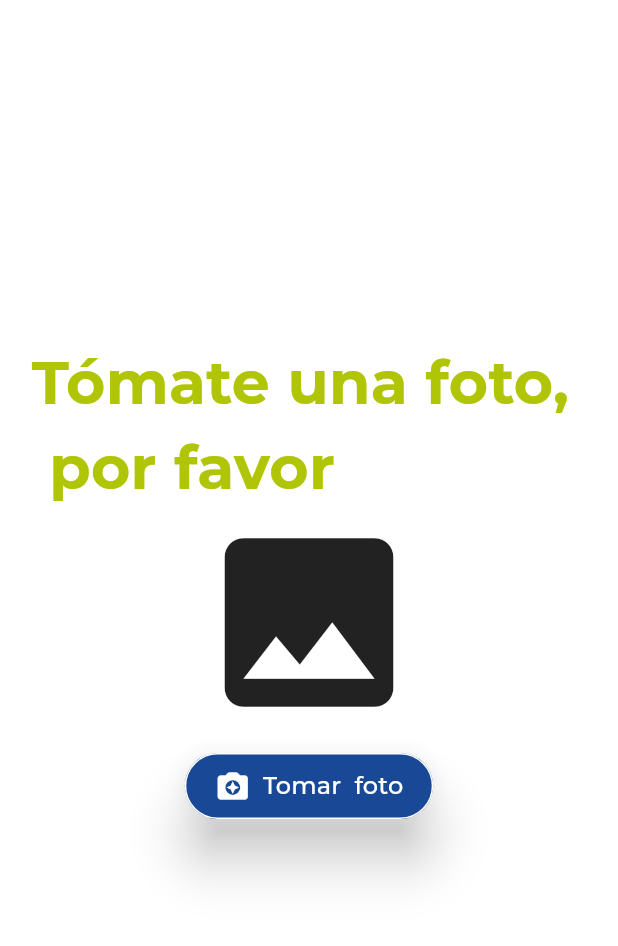
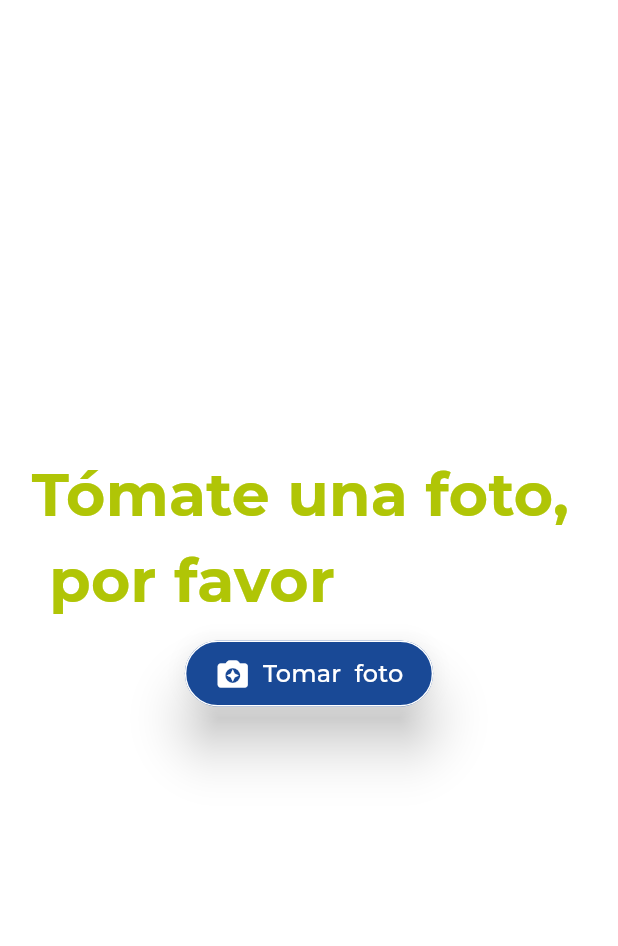
Before and after one commit to Kcaizaguano/OscusExpress, a Flutter app: the TomarFotografiaScreen screen opened by its route, on a phone screen of 412 x 824 dp, the part 72-1018 px from its top. Run offline on Flutter 3.47's test engine with Material 3 defaults, Android fonts, the phone set to English and light mode, and no system bars; our stand-ins replace flutter_dotenv, flutter_riverpod, go_router, image_picker; missing offline and left inert: amplify_auth_cognito, amplify_authenticator, amplify_flutter; project files that could hold a hidden picture were left out; key blocks and very long unbroken strings in the code were emptied for the run.

Commit message:
modulo prueba de  vida 1

```diff
--- a/lib/presentacion/screens/validacionUsuarios/inicio_register_screen.dart
+++ b/lib/presentacion/screens/validacionUsuarios/inicio_register_screen.dart
@@ -54,6 +54,8 @@ class InicioRegisterScreen extends ConsumerWidget {
                       codigoDactilar;
                   // Ejemplo de navegación
                   state.changeStep(AuthenticatorStep.signUp);
+                  context.pop();
+                  //context.go('/inicio-registro');
                   context.pushNamed(TomarFotografiaScreen.nombre);
                 },
                 child: const Text('Continuar'),
--- a/lib/presentacion/screens/validacionUsuarios/tomar_fotografia_screen.dart
+++ b/lib/presentacion/screens/validacionUsuarios/tomar_fotografia_screen.dart
@@ -57,28 +57,28 @@ class _TomarFotografiaScreenState extends ConsumerState<TomarFotografiaScreen> {
                 textColor: AppColors.verdeOscus,
               ),
             ),
-            _image != null
-                ? Container(
-                    width: 400,
-                    height: 500,
-                    decoration: BoxDecoration(
-                      shape: BoxShape.circle,
-                      border: Border.all(
-                        color: AppColors.azulOscus,
-                        width: 4,
-                      ),
-                    ),
-                    child: ClipOval(
-                      child: Image.file(
-                        _image!,
-                        fit: BoxFit.cover,
-                      ),
-                    ),
-                  )
-                : const Icon(
-                    Icons.image,
-                    size: 150,
-                  ),
+            // _image != null
+            //     ? Container(
+            //         width: 400,
+            //         height: 500,
+            //         decoration: BoxDecoration(
+            //           shape: BoxShape.circle,
+            //           border: Border.all(
+            //             color: AppColors.azulOscus,
+            //             width: 4,
+            //           ),
+            //         ),
+            //         child: ClipOval(
+            //           child: Image.file(
+            //             _image!,
+            //             fit: BoxFit.cover,
+            //           ),
+            //         ),
+            //       )
+            //     : const Icon(
+            //         Icons.image,
+            //         size: 150,
+            //       ),
             const SizedBox(height: 10),
             BotonIconoWidget(
               icon: Icons.camera_enhance_rounded,
@@ -92,7 +92,9 @@ class _TomarFotografiaScreenState extends ConsumerState<TomarFotografiaScreen> {
             _image != null
                 ? BotonContinuarWiget(onPressed: () {
                     ref.read(fotoProvider.notifier).state = _base64Image!;
-                    context.pushNamed(ProcesoValidacionScreen.nombre);
+                    context.pop();
+                    context.go('/validacion');
+                    //context.pushNamed(ProcesoValidacionScreen.nombre);
                   })
                 : const SizedBox.shrink(),
           ],
--- a/pubspec.yaml
+++ b/pubspec.yaml
@@ -41,6 +41,7 @@ dependencies:
   go_router: ^14.2.7
   http: ^1.2.2
   image_picker: ^1.1.2
+  url_launcher: ^6.0.4
 
 dev_dependencies:
   flutter_lints: ^4.0.0
```
Also changed, not shown: lib/presentacion/screens/validacionUsuarios/proceso_validacion_screen.dart (+12 -1 lines), pubspec.lock.
